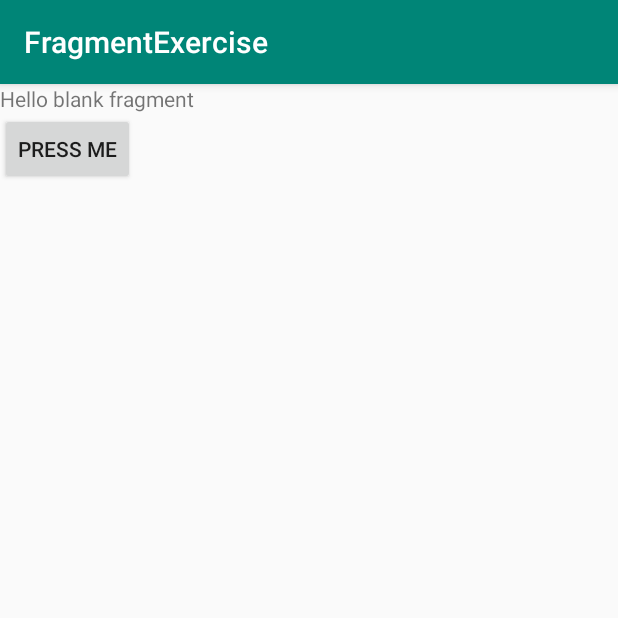
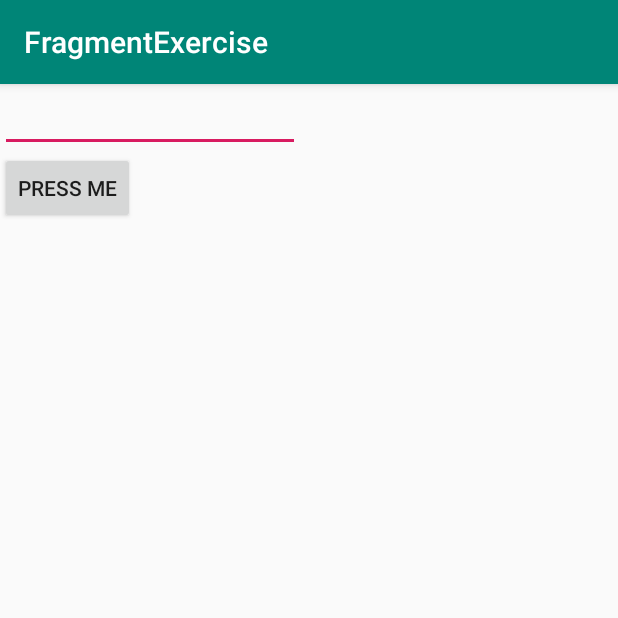
Before and after one commit to santiTorGracia/FragmentExample, an Android app: the screen it shows after launch (MainActivity), on a phone screen of 412 x 824 dp, the top half of it. Run offline under Robolectric (Android 15) with nearby library versions, the phone set to English and light mode, and no system bars.

Commit message:
Added functionality to the fragments.

```diff
--- a/app/src/main/java/cat/lasalle/santi/fragmentexercise/EditTextFragment.kt
+++ b/app/src/main/java/cat/lasalle/santi/fragmentexercise/EditTextFragment.kt
@@ -16,7 +16,7 @@ import kotlinx.android.synthetic.main.fragment_edit_text.*
 class EditTextFragment : Fragment() {
 
     interface OnButtonPressedListener {
-        fun onButtonPressed()
+        fun onButtonPressed(text: String)
     }
 
     lateinit var listener: OnButtonPressedListener
@@ -32,7 +32,7 @@ class EditTextFragment : Fragment() {
     override fun onActivityCreated(savedInstanceState: Bundle?) {
         super.onActivityCreated(savedInstanceState)
         press_me.setOnClickListener {
-            listener.onButtonPressed()
+            listener.onButtonPressed(edit_text_text.text.toString())
         }
     }
 
--- a/app/src/main/java/cat/lasalle/santi/fragmentexercise/MainActivity.kt
+++ b/app/src/main/java/cat/lasalle/santi/fragmentexercise/MainActivity.kt
@@ -4,10 +4,11 @@ import android.support.v7.app.AppCompatActivity
 import android.os.Bundle
 
 class MainActivity : AppCompatActivity(), EditTextFragment.OnButtonPressedListener {
-    override fun onButtonPressed() {
-        val f = TextViewFragment()
+    override fun onButtonPressed(text: String) {
+        val f = TextViewFragment.newInstance(text)
         supportFragmentManager.beginTransaction().
                 replace(R.id.main_container, f).
+                addToBackStack(null).
                 commit()
     }
 
--- a/app/src/main/res/layout/fragment_edit_text.xml
+++ b/app/src/main/res/layout/fragment_edit_text.xml
@@ -6,10 +6,10 @@
               tools:context=".EditTextFragment"
               android:orientation="vertical">
 
-    <TextView
-            android:layout_width="wrap_content"
+    <EditText
+            android:layout_width="200dp"
             android:layout_height="wrap_content"
-            android:text="@string/hello_blank_fragment"/>
+            android:id="@+id/edit_text_text"/>
 
     <Button
             android:layout_width="wrap_content"
--- a/app/src/main/res/layout/fragment_text_view.xml
+++ b/app/src/main/res/layout/fragment_text_view.xml
@@ -9,6 +9,6 @@
     <TextView
             android:layout_width="wrap_content"
             android:layout_height="wrap_content"
-            android:text="@string/hello_blank_fragment"/>
+            android:id="@+id/text_view_text"/>
 
 </LinearLayout>
```
Also changed, not shown: app/src/main/java/cat/lasalle/santi/fragmentexercise/TextViewFragment.kt (+26 -0 lines).
